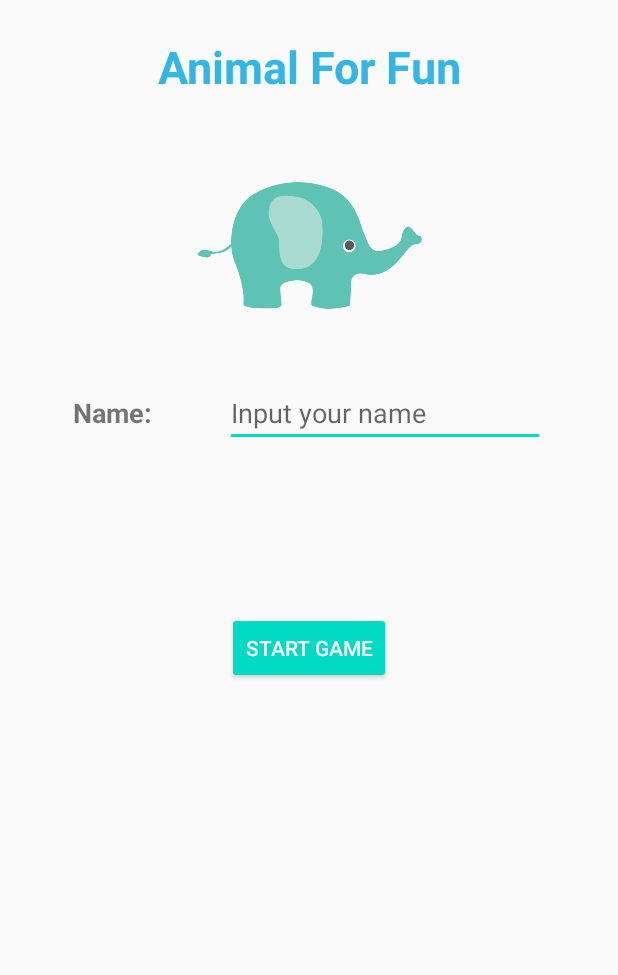
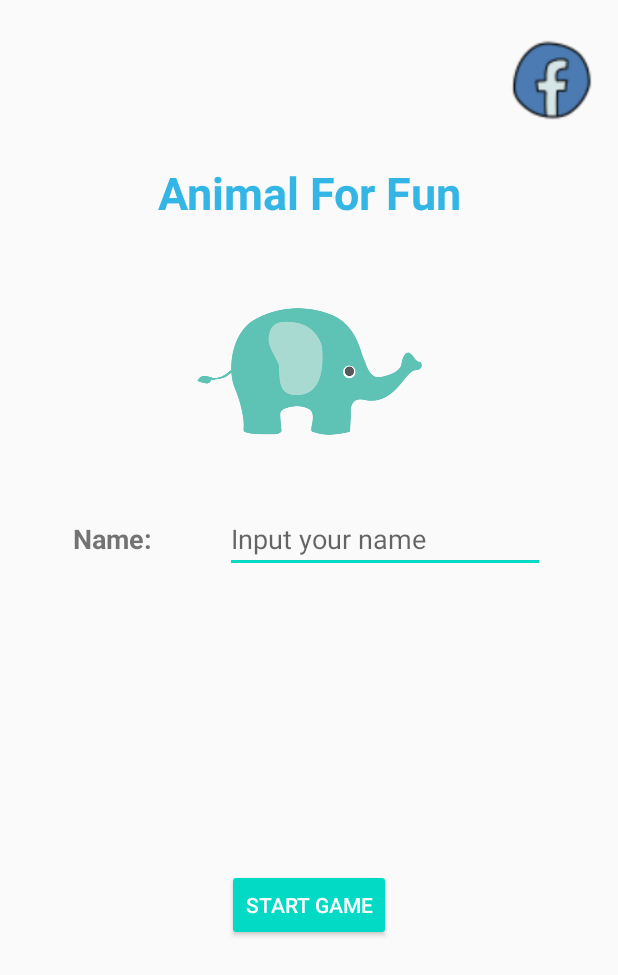
Before and after one commit to PemikaPang/AnimalForFun, an Android app: the screen it shows after launch (MainActivity), on a phone screen of 412 x 824 dp. Shown: the top 975 px of the screen. Run offline under Robolectric (Android 15) with nearby library versions, the phone set to English and light mode, and no system bars.

Commit message:
Link FB  Complate

```diff
--- a/app/src/main/AndroidManifest.xml
+++ b/app/src/main/AndroidManifest.xml
@@ -2,9 +2,10 @@
 <manifest xmlns:android="http://schemas.android.com/apk/res/android"
     package="comscisdu.pichisnee.animalforfun">
 
+    <uses-permission android:name="android.permission.INTERNET"></uses-permission>
     <application
         android:allowBackup="true"
-        android:icon="@mipmap/ic_launcher"
+        android:icon="@drawable/icon"
         android:label="@string/app_name"
         android:roundIcon="@mipmap/ic_launcher_round"
         android:supportsRtl="true"
--- a/app/src/main/java/comscisdu/pichisnee/animalforfun/MainActivity.java
+++ b/app/src/main/java/comscisdu/pichisnee/animalforfun/MainActivity.java
@@ -3,10 +3,12 @@ package comscisdu.pichisnee.animalforfun;
 import androidx.appcompat.app.AppCompatActivity;
 
 import android.content.Intent;
+import android.net.Uri;
 import android.os.Bundle;
 import android.view.View;
 import android.widget.Button;
 import android.widget.EditText;
+import android.widget.ImageView;
 import android.widget.Toast;
 
 public class MainActivity extends AppCompatActivity {
@@ -41,4 +43,11 @@ public class MainActivity extends AppCompatActivity {
             }
         });
     }
+    public void clickFB(View view) {
+        Intent fbIntent = new Intent(Intent.ACTION_VIEW);
+        fbIntent.setData(Uri.parse("https://www.facebook.com/profile.php?id=100004519605938"));
+        startActivity(fbIntent);
+    }
+
+
 }
--- a/app/src/main/res/layout/activity_main.xml
+++ b/app/src/main/res/layout/activity_main.xml
@@ -17,7 +17,7 @@
         android:textStyle="bold"
         app:layout_constraintLeft_toLeftOf="parent"
         app:layout_constraintRight_toRightOf="parent"
-        app:layout_constraintTop_toTopOf="parent" />
+        app:layout_constraintTop_toBottomOf="@+id/imageView2" />
 
     <ImageView
         android:id="@+id/imageView"
@@ -64,7 +64,18 @@
         app:layout_constraintBottom_toBottomOf="parent"
         app:layout_constraintEnd_toEndOf="parent"
         app:layout_constraintStart_toStartOf="parent"
-        app:layout_constraintTop_toBottomOf="@+id/edtName"
-        app:layout_constraintVertical_bias="0.23000002" />
+        app:layout_constraintTop_toBottomOf="@+id/edtName" />
+
+    <ImageView
+        android:id="@+id/imageView2"
+        android:layout_width="57dp"
+        android:layout_height="60dp"
+        android:layout_marginTop="24dp"
+        android:onClick="clickFB"
+        app:layout_constraintEnd_toEndOf="parent"
+        app:layout_constraintHorizontal_bias="0.954"
+        app:layout_constraintStart_toStartOf="parent"
+        app:layout_constraintTop_toTopOf="parent"
+        app:srcCompat="@drawable/iconfb" />
 
 </androidx.constraintlayout.widget.ConstraintLayout>
```
Also changed, not shown: app/src/main/res/drawable/iconfb.png (added).
